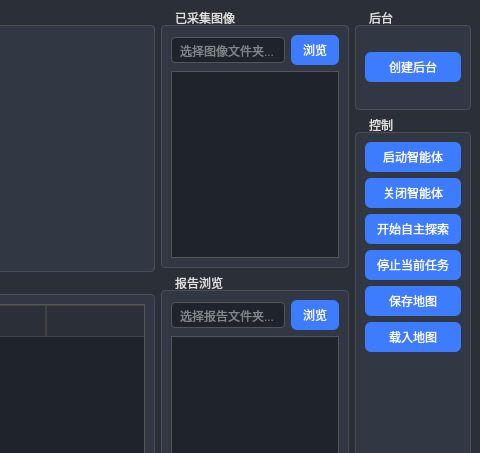
Before: the Qt Designer form app/window.ui in xyyandhtl/EmbodiedGenAgent, drawn with Qt 5; both pictures show x 682 to 1162 and y 0 to 453 of the 1162 by 832 pixel window.
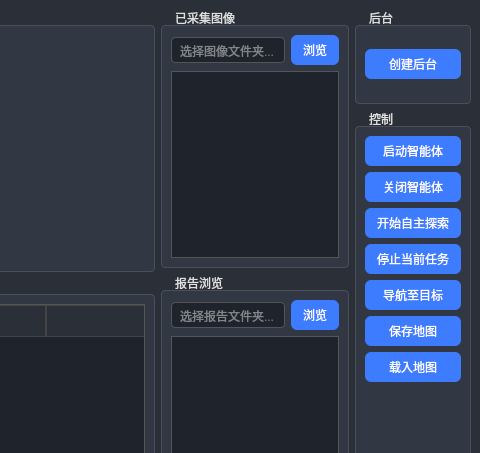
After: the same form once the commit is applied.

Commit message: add navigate to mouse click goal button and logic

The edit to the form file:
```diff
--- a/app/window.ui
+++ b/app/window.ui
@@ -617,7 +617,13 @@
           <property name="text"><string>停止当前任务</string></property>
          </widget>
         </item>
-
+        <item>
+         <widget class="QPushButton" name="navigateToTargetBtn">
+          <property name="text">
+           <string>导航至目标</string>
+          </property>
+         </widget>
+        </item>
         <item>
          <widget class="QPushButton" name="saveMapBtn">
           <property name="text"><string>保存地图</string></property>
```
The commit also changes 6 other files.
